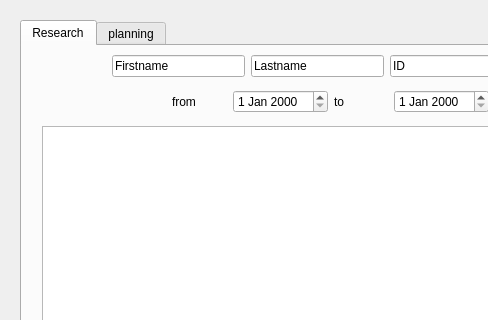
Above: mainwindow.ui from mariamko25/ProjetQT before the change; both pictures show x 0 to 488 and y 0 to 320 of the 905 by 615 pixel window. Below: the same form after it.
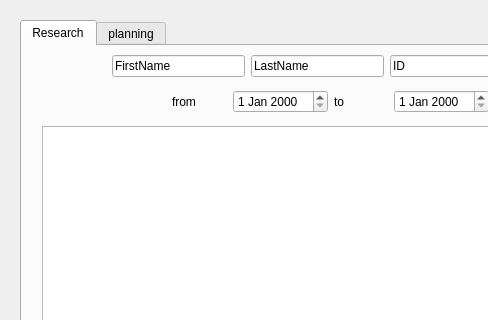
That is the form after the change.

```diff
--- a/mainwindow.ui
+++ b/mainwindow.ui
@@ -45,15 +45,18 @@
          <layout class="QHBoxLayout" name="horizontalLayout">
           <item>
            <widget class="QLineEdit" name="LE_Firstname">
+            <property name="inputMask">
+             <string/>
+            </property>
             <property name="text">
-             <string>Firstname</string>
+             <string>FirstName</string>
             </property>
            </widget>
           </item>
           <item>
            <widget class="QLineEdit" name="LE_Lastname">
             <property name="text">
-             <string>Lastname</string>
+             <string>LastName</string>
             </property>
            </widget>
           </item>
```
Left out of the diff: 2 changed lines with no effect on the pictures.
